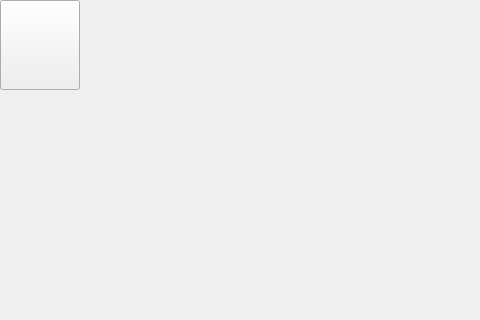
First picture: the form in playwindow.ui, repository BanYiMeng/SDUST_CPP_FJDZ_QT4, before the edit; both pictures show x 0 to 480 and y 0 to 320 of the 600 by 800 pixel window.
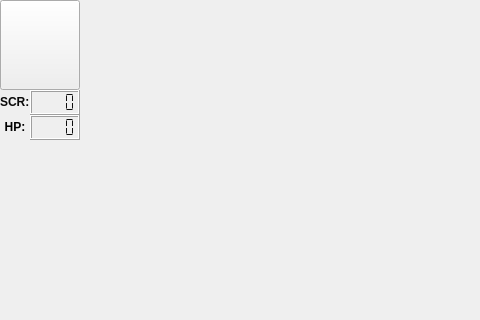
Second picture: the form after the edit. Icons and pictures are not drawn.

Patch:
```diff
--- a/playwindow.ui
+++ b/playwindow.ui
@@ -72,6 +72,91 @@
     <bool>false</bool>
    </property>
   </widget>
+  <widget class="QLCDNumber" name="score">
+   <property name="geometry">
+    <rect>
+     <x>30</x>
+     <y>90</y>
+     <width>50</width>
+     <height>25</height>
+    </rect>
+   </property>
+   <property name="styleSheet">
+    <string notr="true">color: rgba(0, 0, 0, 240);</string>
+   </property>
+   <property name="smallDecimalPoint">
+    <bool>true</bool>
+   </property>
+   <property name="digitCount">
+    <number>4</number>
+   </property>
+   <property name="mode">
+    <enum>QLCDNumber::Hex</enum>
+   </property>
+   <property name="segmentStyle">
+    <enum>QLCDNumber::Flat</enum>
+   </property>
+   <property name="intValue" stdset="0">
+    <number>0</number>
+   </property>
+  </widget>
+  <widget class="QLabel" name="scorelabel">
+   <property name="geometry">
+    <rect>
+     <x>0</x>
+     <y>90</y>
+     <width>30</width>
+     <height>25</height>
+    </rect>
+   </property>
+   <property name="styleSheet">
+    <string notr="true">color: rgba(0, 0, 0, 245);</string>
+   </property>
+   <property name="text">
+    <string>&lt;html&gt;&lt;head/&gt;&lt;body&gt;&lt;p&gt;&lt;span style=&quot; font-weight:600;&quot;&gt; SCR:&lt;/span&gt;&lt;/p&gt;&lt;/body&gt;&lt;/html&gt;</string>
+   </property>
+  </widget>
+  <widget class="QLabel" name="hplabel">
+   <property name="geometry">
+    <rect>
+     <x>0</x>
+     <y>115</y>
+     <width>30</width>
+     <height>25</height>
+    </rect>
+   </property>
+   <property name="text">
+    <string>&lt;html&gt;&lt;head/&gt;&lt;body&gt;&lt;p align=&quot;center&quot;&gt;&lt;span style=&quot; font-weight:600;&quot;&gt;HP:&lt;/span&gt;&lt;/p&gt;&lt;/body&gt;&lt;/html&gt;</string>
+   </property>
+  </widget>
+  <widget class="QLCDNumber" name="hps">
+   <property name="geometry">
+    <rect>
+     <x>30</x>
+     <y>115</y>
+     <width>50</width>
+     <height>25</height>
+    </rect>
+   </property>
+   <property name="styleSheet">
+    <string notr="true">color: rgba(0, 0, 0, 240);</string>
+   </property>
+   <property name="smallDecimalPoint">
+    <bool>true</bool>
+   </property>
+   <property name="digitCount">
+    <number>4</number>
+   </property>
+   <property name="mode">
+    <enum>QLCDNumber::Bin</enum>
+   </property>
+   <property name="segmentStyle">
+    <enum>QLCDNumber::Flat</enum>
+   </property>
+   <property name="intValue" stdset="0">
+    <number>0</number>
+   </property>
+  </widget>
  </widget>
  <resources/>
  <connections/>
```
